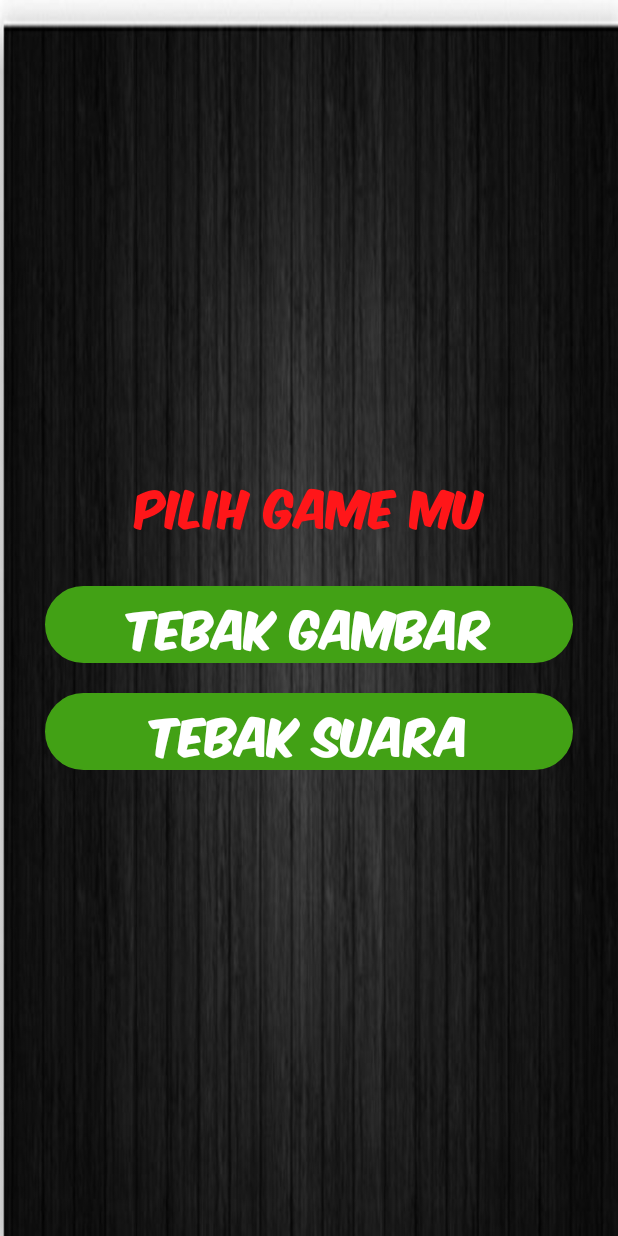
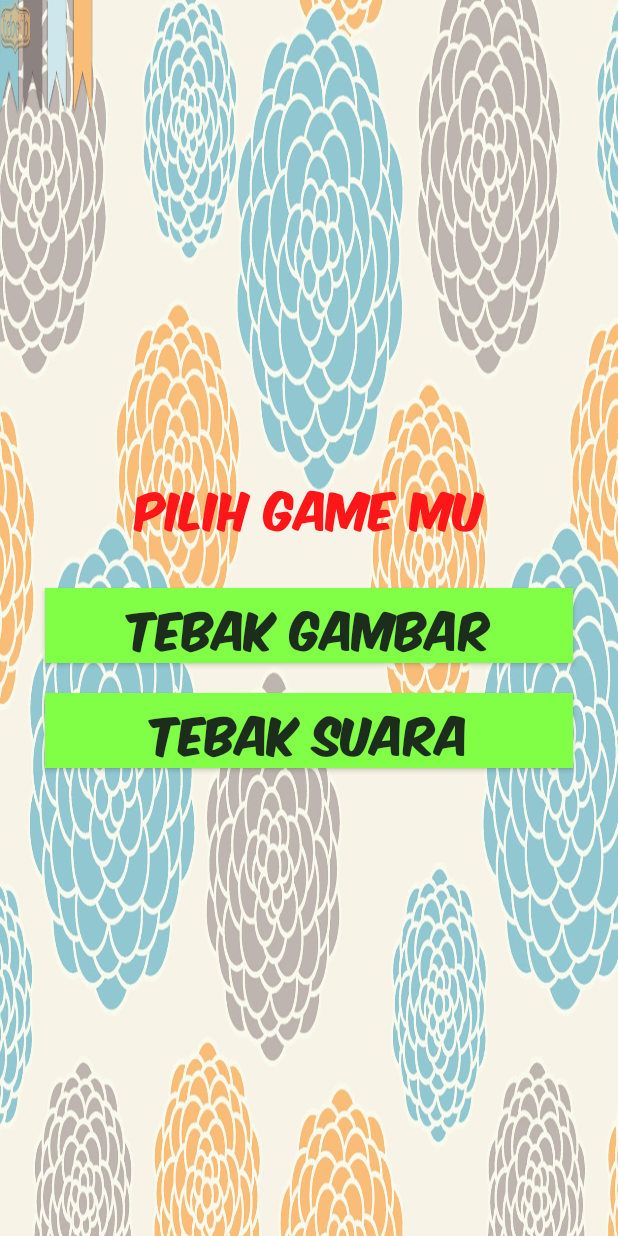
Before and after one commit to kaksay/Hewan, an Android app: the KuisActivity screen opened directly, with no data from a screen before it, on a phone screen of 412 x 824 dp. Run offline under Robolectric (Android 15) with nearby library versions, the phone set to English and light mode, and no system bars; network calls fail.

Commit message:
perbaikan tampilan

```diff
--- a/app/src/main/res/drawable/button_shadow.xml
+++ b/app/src/main/res/drawable/button_shadow.xml
@@ -1,26 +1,5 @@
-<?xml version="1.0" encoding="UTF-8"?>
-<layer-list xmlns:android="http://schemas.android.com/apk/res/android">
-    <item>
-        <shape android:shape="rectangle">
-            <solid android:color="#0000" />
-            <stroke
-                android:width="1dp"
-                android:color="#ff42a115" />
-            <padding
-                android:bottom="1dp"
-                android:left="1dp"
-                android:right="1dp"
-                android:top="1dp" />
-            <corners android:radius="30dp" />
-        </shape>
-    </item>
-    <item>
-        <shape android:shape="rectangle">
-            <solid android:color="#ff42a115" />
-            <padding
-                android:left="10dp"
-                android:right="10dp" />
-            <corners android:radius="30dp" />
-        </shape>
-    </item>
-</layer-list>
+<?xml version="1.0" encoding="utf-8"?>
+
+<selector xmlns:android="http://schemas.android.com/apk/res/android">
+
+</selector>
--- a/app/src/main/res/layout/activity_hewan.xml
+++ b/app/src/main/res/layout/activity_hewan.xml
@@ -3,7 +3,7 @@
 <LinearLayout xmlns:android="http://schemas.android.com/apk/res/android"
     android:layout_width="match_parent"
     android:layout_height="match_parent"
-    android:background="@drawable/blue"
+    android:background="@drawable/blueflow"
     android:orientation="vertical">
 
     <com.etsy.android.grid.StaggeredGridView
--- a/app/src/main/res/layout/activity_hewan_detail.xml
+++ b/app/src/main/res/layout/activity_hewan_detail.xml
@@ -4,7 +4,7 @@
     xmlns:app="http://schemas.android.com/apk/res-auto"
     android:layout_width="fill_parent"
     android:layout_height="fill_parent"
-    android:background="@drawable/blue"
+    android:background="@drawable/telur"
     android:orientation="vertical">
 
     <LinearLayout
--- a/app/src/main/res/layout/activity_kuis.xml
+++ b/app/src/main/res/layout/activity_kuis.xml
@@ -3,7 +3,7 @@
 <LinearLayout xmlns:android="http://schemas.android.com/apk/res/android"
     android:layout_width="match_parent"
     android:layout_height="match_parent"
-    android:background="@drawable/kuis"
+    android:background="@drawable/kuis11"
     android:gravity="center"
     android:orientation="vertical">
 
@@ -26,9 +26,9 @@
         android:layout_marginBottom="20dp"
         android:layout_marginLeft="30dp"
         android:layout_marginRight="30dp"
-        android:background="@drawable/button_shadow"
+        android:background="#ff80ff46"
         android:text="Tebak Gambar"
-        android:textColor="#fff"
+        android:textColor="#e7121817"
         android:textSize="30dp" />
 
 
@@ -39,8 +39,8 @@
         android:layout_gravity="center_horizontal"
         android:layout_marginLeft="30dp"
         android:layout_marginRight="30dp"
-        android:background="@drawable/button_shadow"
+        android:background="#ff80ff46"
         android:text="Tebak Suara"
-        android:textColor="#fff"
+        android:textColor="#e7121817"
         android:textSize="30dp" />
 </LinearLayout>
--- a/app/src/main/res/layout/dialog_username.xml
+++ b/app/src/main/res/layout/dialog_username.xml
@@ -3,7 +3,7 @@
 <LinearLayout xmlns:android="http://schemas.android.com/apk/res/android"
     android:layout_width="match_parent"
     android:layout_height="match_parent"
-    android:background="@drawable/blue2"
+    android:background="@drawable/input"
     android:gravity="center"
     android:orientation="vertical">
 
@@ -25,8 +25,8 @@
         android:layout_height="wrap_content"
         android:layout_gravity="center_horizontal"
         android:layout_marginTop="10dp"
-        android:background="@drawable/button_shadow"
+        android:background="#ff80ff46"
         android:text="Lanjut"
-        android:textColor="#fff"
+        android:textColor="#ffff1914"
         android:textSize="25dp" />
 </LinearLayout>
```
Also changed, not shown: app/src/main/res/drawable/edittextcustom.xml (deleted, +0 -11 lines), app/src/main/res/layout/activity_hasil.xml (+5 -5 lines), app/src/main/res/layout/activity_menu.xml (+7 -7 lines), app/src/main/res/layout/activity_tebak_gambar.xml (+10 -10 lines), app/src/main/res/layout/activity_tebak_suara.xml (+7 -7 lines), app/src/main/res/drawable/blueflow.jpg (added), app/src/main/res/drawable/input.jpg (added), app/src/main/res/drawable/kambing.jpg (added), app/src/main/res/drawable/ktg.jpg (added), app/src/main/res/drawable/ktk.jpg (added), app/src/main/res/drawable/kuis1.jpg (added), app/src/main/res/drawable/kuis11.jpg (added), app/src/main/res/drawable/menu1.jpg (added), app/src/main/res/drawable/telur.jpg (added).
